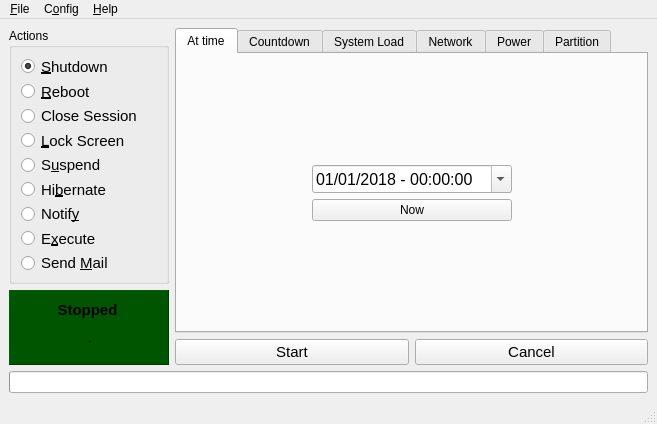
Before: the Qt Designer form ui/pycket.ui in Arg0s1080/pycket, drawn with Qt 5.
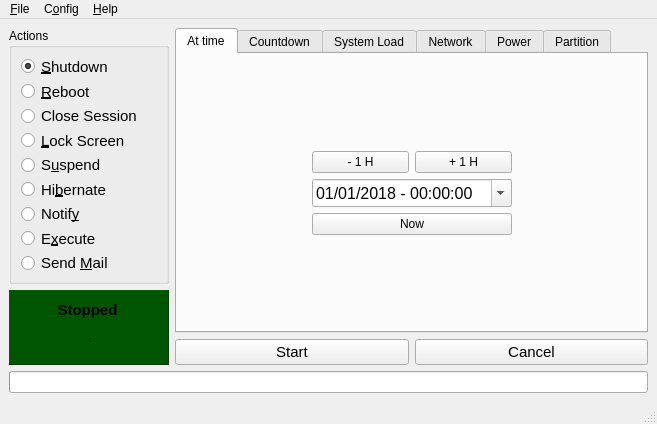
After: the same form once the commit is applied. The open tabs and pages were chosen to show the change.

Commit message: add buttons in AtTime tab

Diff of the .ui file:
```diff
--- a/ui/pycket.ui
+++ b/ui/pycket.ui
@@ -391,20 +391,7 @@
              <layout class="QGridLayout" name="gridLayout_14">
               <item row="0" column="0">
                <layout class="QGridLayout" name="gridLayout_3">
-                <item row="0" column="1">
-                 <spacer name="verticalSpacer_8">
-                  <property name="orientation">
-                   <enum>Qt::Vertical</enum>
-                  </property>
-                  <property name="sizeHint" stdset="0">
-                   <size>
-                    <width>20</width>
-                    <height>112</height>
-                   </size>
-                  </property>
-                 </spacer>
-                </item>
-                <item row="1" column="0">
+                <item row="3" column="0">
                  <spacer name="horizontalSpacer_15">
                   <property name="orientation">
                    <enum>Qt::Horizontal</enum>
@@ -417,7 +404,7 @@
                   </property>
                  </spacer>
                 </item>
-                <item row="1" column="1" rowspan="2">
+                <item row="3" column="1" rowspan="2">
                  <widget class="QDateTimeEdit" name="dateTimeEditAtTime">
                   <property name="minimumSize">
                    <size>
@@ -458,7 +445,7 @@
                   </property>
                  </widget>
                 </item>
-                <item row="1" column="3">
+                <item row="3" column="2">
                  <spacer name="horizontalSpacer_16">
                   <property name="orientation">
                    <enum>Qt::Horizontal</enum>
@@ -471,7 +458,7 @@
                   </property>
                  </spacer>
                 </item>
-                <item row="4" column="1">
+                <item row="6" column="1">
                  <spacer name="verticalSpacer_9">
                   <property name="orientation">
                    <enum>Qt::Vertical</enum>
@@ -484,13 +471,57 @@
                   </property>
                  </spacer>
                 </item>
-                <item row="3" column="1">
+                <item row="5" column="1">
                  <widget class="QPushButton" name="pushButtonAtTimeNow">
                   <property name="text">
                    <string>Now</string>
                   </property>
                  </widget>
                 </item>
+                <item row="2" column="1">
+                 <layout class="QHBoxLayout" name="horizontalLayout_5">
+                  <item>
+                   <widget class="QPushButton" name="pushButtonAtTimeMinus1H">
+                    <property name="text">
+                     <string>- 1 H</string>
+                    </property>
+                   </widget>
+                  </item>
+                  <item>
+                   <widget class="QPushButton" name="pushButtonAtTimePlus1H">
+                    <property name="text">
+                     <string>+ 1 H</string>
+                    </property>
+                   </widget>
+                  </item>
+                 </layout>
+                </item>
+                <item row="1" column="2">
+                 <spacer name="verticalSpacer_8">
+                  <property name="orientation">
+                   <enum>Qt::Vertical</enum>
+                  </property>
+                  <property name="sizeHint" stdset="0">
+                   <size>
+                    <width>20</width>
+                    <height>112</height>
+                   </size>
+                  </property>
+                 </spacer>
+                </item>
+                <item row="1" column="0">
+                 <spacer name="verticalSpacer_15">
+                  <property name="orientation">
+                   <enum>Qt::Vertical</enum>
+                  </property>
+                  <property name="sizeHint" stdset="0">
+                   <size>
+                    <width>20</width>
+                    <height>40</height>
+                   </size>
+                  </property>
+                 </spacer>
+                </item>
                </layout>
               </item>
              </layout>
```
Left out of the diff: 10 changed lines with no effect on the pictures. The commit also changes 1 other file.
